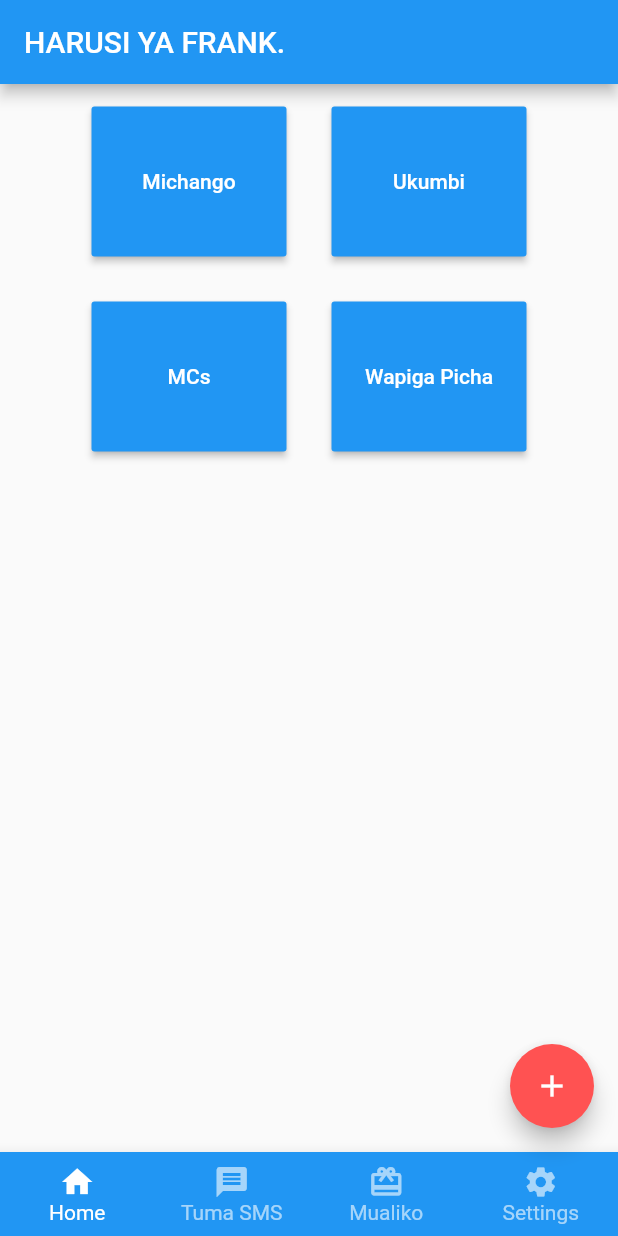
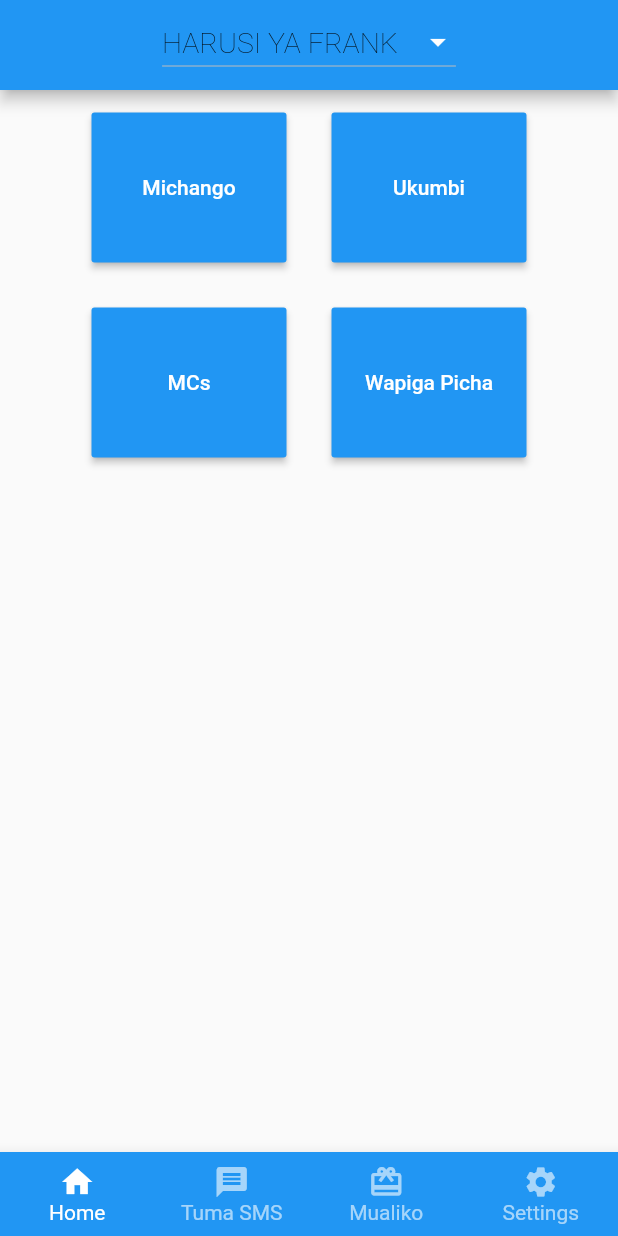
Before and after one commit to gabbymushi/michango_app, a Flutter app: the screen it shows after launch, on a phone screen of 412 x 824 dp. Run offline on Flutter 3.47's test engine with Material 2 defaults, Android fonts, the phone set to English and light mode, and no system bars; Roboto replaces fonts that are missing (Encode Sans).

Commit message:
include appBar from shared dir

```diff
--- a/lib/main.dart
+++ b/lib/main.dart
@@ -1,6 +1,7 @@
 import 'package:flutter/material.dart';
 import 'package:michango/pages/widgets/add_contributor.dart';
-import 'package:michango/pages/widgets/bottom_nav_bar.dart';
+import 'package:michango/pages/widgets/shared/michango_app_bar.dart';
+import 'package:michango/pages/widgets/shared/bottom_nav_bar.dart';
 import 'package:michango/pages/widgets/contributors_list.dart';
 import 'package:michango/pages/widgets/dashboard.dart';
 import 'package:michango/pages/widgets/message_config.dart';
@@ -18,6 +19,7 @@ void main() {
       routes: {
         '/first': (context) => MichangoApp(),
         '/second': (context) => SecondScreen(),
+        '/michango': (context) => ContributorsList(),
         /*  '/third': (context) => ProfilePage1(),
         '/fourth': (context) => ProfilePage1(),
         '/fifth': (context) => ProfilePage1(), */
@@ -43,16 +45,14 @@ class MichangoApp extends StatelessWidget {
   @override
   Widget build(BuildContext context) {
     return Scaffold(
-        appBar: AppBar(
-          title: Text('HARUSI YA FRANK.'),
-        ),
-        floatingActionButton: FloatingActionButton(
+        appBar: MichangoAppBar(),
+        /*     floatingActionButton: FloatingActionButton(
           onPressed: () => _openAddEntryDialog(context),
           child: Icon(
             Icons.add,
             color: Colors.white,
           ),
-        ),
+        ), */
         body: Dashboard(),
         bottomNavigationBar: BottomNavBar()
         //drawer: MyDrawer(),
```
